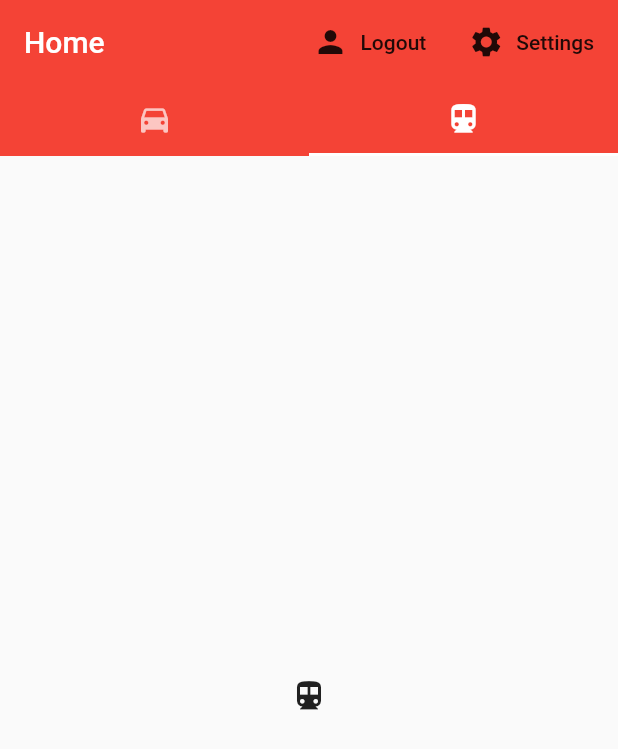
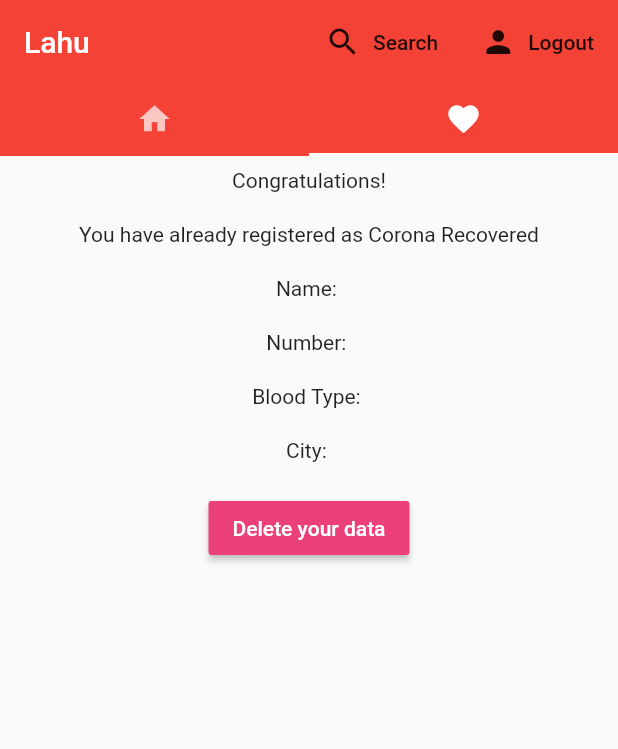
Before and after one commit to mustafaasif1/Lahu, a Flutter app: the screen it shows once a user with an empty profile is signed in, tab 2 chosen, on a phone screen of 412 x 824 dp. Shown: the top 749 px of the screen. Run offline on Flutter 3.47's test engine with Material 2 defaults, Android fonts, the phone set to English and light mode, and no system bars; our stand-ins replace cloud_firestore, firebase_auth, flutter_spinkit, google_sign_in; accounts and stored records are empty.

```diff
--- a/lib/Models/lahu_data_class.dart
+++ b/lib/Models/lahu_data_class.dart
@@ -1,9 +1,10 @@
 class LahuDataObject {
   final String name;
-  final String location;
+  final String city;
   final String bloodType;
+  final String phoneNumber;
 
-  LahuDataObject({ this.name, this.location, this.bloodType});
+  LahuDataObject({ this.name, this.city, this.bloodType, this.phoneNumber});
 
 
 }
--- a/lib/Models/user.dart
+++ b/lib/Models/user.dart
@@ -8,7 +8,8 @@ class UserData {
   final String uid;
   final String name;
   final String bloodType;
-  final String location;
+  final String city;
+  final String phoneNumber;
 
-  UserData({this.uid, this.name, this.bloodType, this.location});
+  UserData({this.uid, this.name, this.bloodType, this.city, this.phoneNumber});
 }
--- /dev/null
+++ b/lib/Pages/ask_data.dart
@@ -0,0 +1,197 @@
+import 'package:flutter/material.dart';
+import 'package:provider/provider.dart';
+import 'package:lahu/Models/user.dart';
+import 'package:lahu/Services/database.dart';
+
+class AskData extends StatefulWidget {
+  // final Function askdata;
+
+  // AskData({this.askdata});
+
+  @override
+  _AskDataState createState() => _AskDataState();
+}
+
+class _AskDataState extends State<AskData> {
+  final _formKey = GlobalKey<FormState>();
+  final List<String> blood = ['A+', 'A-', 'AB', 'B+', 'O-'];
+  final List<String> city = [
+    'Karachi',
+    'Lahore',
+    'Islamabad',
+    'Multan',
+    'Hyderabad'
+  ];
+
+  String _currentName;
+  String _currentPhoneNumber;
+  String _currentBloodType;
+  String _currentCity;
+
+  @override
+  Widget build(BuildContext context) {
+    final user = Provider.of<User>(context);
+
+    return StreamBuilder<UserData>(
+        stream: DatabaseService(uid: user.uid).userData,
+        builder: (context, snapshot) {
+          UserData userData = snapshot.data;
+          if (!snapshot.hasData) {
+            UserData userData = snapshot.data;
+
+            return SingleChildScrollView(
+              child: Padding(
+                padding: const EdgeInsets.all(20.0),
+                child: Form(
+                  key: _formKey,
+                  child: Column(children: <Widget>[
+                    Center(
+                      child: const Text(
+                          'Are you Corona recovered and want to donate blood?!'),
+                    ),
+                    Center(
+                      child: const Text('Enter your details below'),
+                    ),
+                    SizedBox(height: 20.0),
+                    TextFormField(
+                      validator: (val) =>
+                          val.isEmpty ? 'Please enter a name' : null,
+                      onChanged: (val) => setState(() => _currentName = val),
+                      decoration: const InputDecoration(
+                        icon: Icon(Icons.person),
+                        hintText: 'Name',
+                      ),
+                    ),
+                    SizedBox(height: 20.0),
+                    TextFormField(
+                      validator: (val) =>
+                          val.isEmpty ? 'Please enter your number' : null,
+                      onChanged: (val) =>
+                          setState(() => _currentPhoneNumber = val),
+                      decoration: const InputDecoration(
+                        icon: Icon(Icons.phone),
+                        hintText: 'Phone Number',
+                      ),
+                      keyboardType: TextInputType.number,
+                    ),
+                    SizedBox(height: 20.0),
+                    DropdownButtonFormField<String>(
+                      value: _currentBloodType,
+                      icon: Icon(Icons.arrow_downward),
+                      iconSize: 24,
+                      elevation: 16,
+                      onChanged: (String newValue) {
+                        setState(() {
+                          _currentBloodType = newValue;
+                        });
+                      },
+                      items:
+                          blood.map<DropdownMenuItem<String>>((String value) {
+                        return DropdownMenuItem<String>(
+                          value: value,
+                          child: Text(value),
+                        );
+                      }).toList(),
+                    ),
+                    SizedBox(height: 20.0),
+                    DropdownButtonFormField<String>(
+                      value: _currentCity,
+                      icon: Icon(Icons.arrow_downward),
+                      iconSize: 24,
+                      elevation: 16,
+                      onChanged: (String newValue) {
+                        setState(() {
+                          _currentCity = newValue;
+                        });
+                      },
+                      items: city.map<DropdownMenuItem<String>>((String value) {
+                        return DropdownMenuItem<String>(
+                          value: value,
+                          child: Text(value),
+                        );
+                      }).toList(),
+                    ),
+                    SizedBox(height: 20.0),
+                    RaisedButton(
+                      color: Colors.pink[400],
+                      child:
+                          Text('Update', style: TextStyle(color: Colors.white)),
+                      onPressed: () async {
+                        if (_formKey.currentState.validate()) {
+                          await DatabaseService(uid: user.uid).updateUserData(
+                              _currentBloodType ?? userData.bloodType,
+                              _currentName ?? userData.name,
+                              _currentCity ?? userData.city,
+                              _currentPhoneNumber ?? userData.phoneNumber);
+                          // Navigator.pop(context);
+                        }
+                      },
+                    ),
+                  ]),
+                ),
+              ),
+            );
+          } else {
+            return Padding(
+              padding: const EdgeInsets.all(8.0),
+              child: Center(
+                child: Column(
+                  children: <Widget>[
+                    Text('Congratulations!'),
+                    SizedBox(height: 20.0),
+                    Text('You have already registered as Corona Recovered'),
+                    SizedBox(height: 20.0),
+                    Text('Name: ${userData.name}'),
+                    SizedBox(height: 20.0),
+                    Text('Number: ${userData.phoneNumber}'),
+                    SizedBox(height: 20.0),
+                    Text('Blood Type: ${userData.bloodType}'),
+                    SizedBox(height: 20.0),
+                    Text('City: ${userData.city}'),
+                    SizedBox(height: 20.0),
+                    RaisedButton(
+                      color: Colors.pink[400],
+                      child: Text('Delete your data',
+                          style: TextStyle(color: Colors.white)),
+                      onPressed: () async {
+                        await DatabaseService(uid: user.uid).deleteUserData();
+                      },
+                    ),
+                  ],
+                ),
+              ),
+            );
+          }
+        });
+  }
+}
+
+// @override
+// Widget build(BuildContext context) {
+//   return Padding(
+//     padding: const EdgeInsets.all(8.0),
+//     child: Center(
+//       child: Column(
+//         mainAxisSize: MainAxisSize.min,
+//         children: <Widget>[
+//           Center(
+//             child: const Text(
+//                 'Are you Corona recovered and want to donate blood?!'),
+//           ),
+//           Center(
+//             child: const Text('Enter your details below'),
+//           ),
+//           const SizedBox(height: 30),
+//           RaisedButton(
+//             color: Colors.pink[400],
+//             onPressed: widget.askdata,
+//             child: const Text(
+//               'Press here',
+//               style: TextStyle(color: Colors.white),
+//             ),
+//           ),
+//           const SizedBox(height: 30),
+//         ],
+//       ),
+//     ),
+//   );
--- a/lib/Pages/home.dart
+++ b/lib/Pages/home.dart
@@ -4,7 +4,8 @@ import 'package:lahu/Services/database.dart';
 import 'package:provider/provider.dart';
 import 'package:lahu/Pages/lahu_list.dart';
 import 'package:lahu/Models/lahu_data_class.dart';
-import 'package:lahu/Pages/settings_form.dart';
+import 'package:lahu/Pages/filter_form.dart';
+import 'package:lahu/Pages/ask_data.dart';
 
 class Home extends StatefulWidget {
   // const Home({Key key, @required this.user}) : super(key: key);
@@ -18,32 +19,56 @@ class _HomeState extends State<Home> {
 
   @override
   Widget build(BuildContext context) {
-    void _showSettingsPanel() {
+    void _showFilterPanel() {
       showModalBottomSheet(
           context: context,
           builder: (context) {
             return Container(
               padding: EdgeInsets.symmetric(vertical: 20.0, horizontal: 60.0),
-              child: SettingsForm(),
+              child: FilterForm(),
             );
           });
     }
+
+    // void _showAskDataPanel() {
+    //   showModalBottomSheet(
+    //       context: context,
+    //       builder: (context) {
+    //         return Container(
+    //           padding: EdgeInsets.symmetric(vertical: 20.0, horizontal: 60.0),
+    //           child: SettingsForm(),
+    //         );
+    //       });
+    // }
 
     return StreamProvider<List<LahuDataObject>>.value(
       value: DatabaseService().lahuData,
       child: DefaultTabController(
         length: 2,
         child: Scaffold(
+          // resizeToAvoidBottomPadding: false,
           appBar: AppBar(
             bottom: TabBar(
               tabs: [
-                Tab(icon: Icon(Icons.directions_car)),
-                Tab(icon: Icon(Icons.directions_transit)),
+                Tab(icon: Icon(Icons.home)),
+                // Tab(
+                //     icon: Icon(
+                //   Icons.filter,
+                // )),
+                Tab(
+                    icon: Icon(
+                  Icons.favorite,
+                )),
               ],
             ),
-            title: Text('Home '),
+            title: Text('Lahu'),
             elevation: 0.0,
             actions: <Widget>[
+              FlatButton.icon(
+                  onPressed: () => _showFilterPanel(),
+                  // onPressed: () {},
+                  icon: Icon(Icons.search),
+                  label: Text('Search')),
               FlatButton.icon(
                 icon: Icon(Icons.person),
                 label: Text('Logout'),
@@ -51,17 +76,13 @@ class _HomeState extends State<Home> {
                   await _auth.signOut();
                 },
               ),
-              FlatButton.icon(
-                  onPressed: () => _showSettingsPanel(),
-                  icon: Icon(Icons.settings),
-                  label: Text('Settings'))
             ],
           ),
           body: TabBarView(
             children: [
               LahuList(),
-              // Icon(Icons.directions_car),
-              Icon(Icons.directions_transit),
+              // FilterPage(),
+              AskData(),
             ],
           ),
         ),
--- a/lib/Services/database.dart
+++ b/lib/Services/database.dart
@@ -10,10 +10,21 @@ class DatabaseService {
   final CollectionReference lahuCollection =
       Firestore.instance.collection('user_data');
 
-  Future updateUserData(String bloodType, String name, String location) async {
-    return await lahuCollection
-        .document(uid)
-        .setData({'bloodType': bloodType, 'name': name, 'location': location});
+  Future updateUserData(
+      String bloodType, String name, String city, String phoneNumber) async {
+    return await lahuCollection.document(uid).setData({
+      'bloodType': bloodType,
+      'name': name,
+      'city': city,
+      'phoneNumber': phoneNumber
+    });
+  }
+
+  // Delete the users data
+  Future deleteUserData() async {
+    await lahuCollection.document(uid).delete().catchError((onError) {
+      print(onError);
+    });
   }
 
   // lahu list form snapshot
@@ -21,8 +32,9 @@ class DatabaseService {
     return snapshot.documents.map((doc) {
       return LahuDataObject(
         name: doc.data['name'] ?? '',
-        location: doc.data['location'] ?? '',
+        city: doc.data['city'] ?? '',
         bloodType: doc.data['bloodType'] ?? '',
+        phoneNumber: doc.data['phoneNumber'] ?? '',
       );
     }).toList();
   }
@@ -32,8 +44,9 @@ class DatabaseService {
     return UserData(
       uid: uid,
       name: snapshot.data['name'],
-      location: snapshot.data['location'],
+      city: snapshot.data['city'],
       bloodType: snapshot.data['bloodType'],
+      phoneNumber: snapshot.data['phoneNumber'],
     );
   }
 
@@ -46,3 +59,22 @@ class DatabaseService {
     return lahuCollection.document(uid).snapshots().map(_userDatafromSnapShot);
   }
 }
+
+
+// Query and display the results
+  // Future getResults(String bloodType, String city) async {
+  //   if (bloodType == 'All Bloodtypes' && city == 'All Cities') {
+  //     return await Firestore.instance.collection('user_data').getDocuments();
+  //   } else if (bloodType == 'All Bloodtypes') {
+  //     return await Firestore.instance
+  //         .collection('user_data')
+  //         .where('city', isEqualTo: city)
+  //         .getDocuments();
+  //   } else {
+  //     return await Firestore.instance
+  //         .collection('user_data')
+  //         .where('bloodType', isEqualTo: bloodType)
+  //         .where('city', isEqualTo: city)
+  //         .getDocuments();
+  //   }
+  // }
```
Also changed, not shown: lib/Pages/filter_form.dart (added, +171 -0 lines), lib/Pages/lahu_tile.dart (+12 -1 lines), lib/Pages/settings_form.dart (deleted, +0 -108 lines), lib/Services/auth.dart (+10 -11 lines), lib/Setup/signIn.dart (+16 -16 lines).
